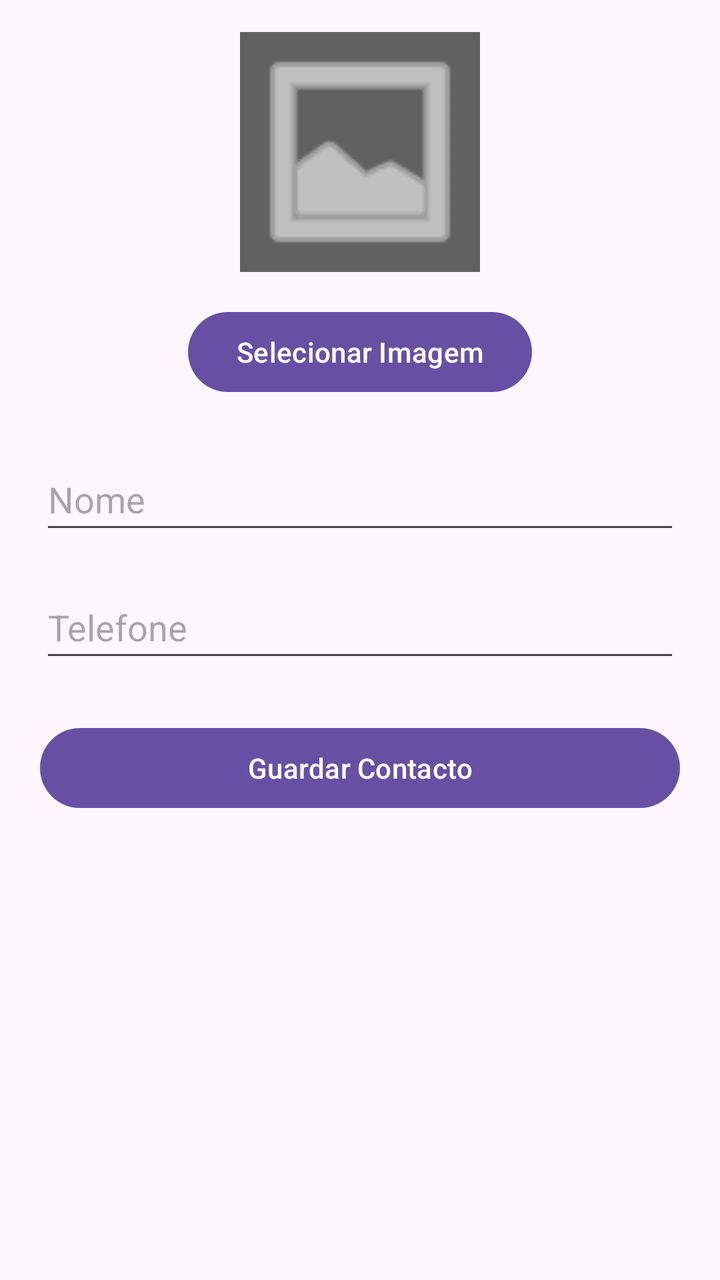
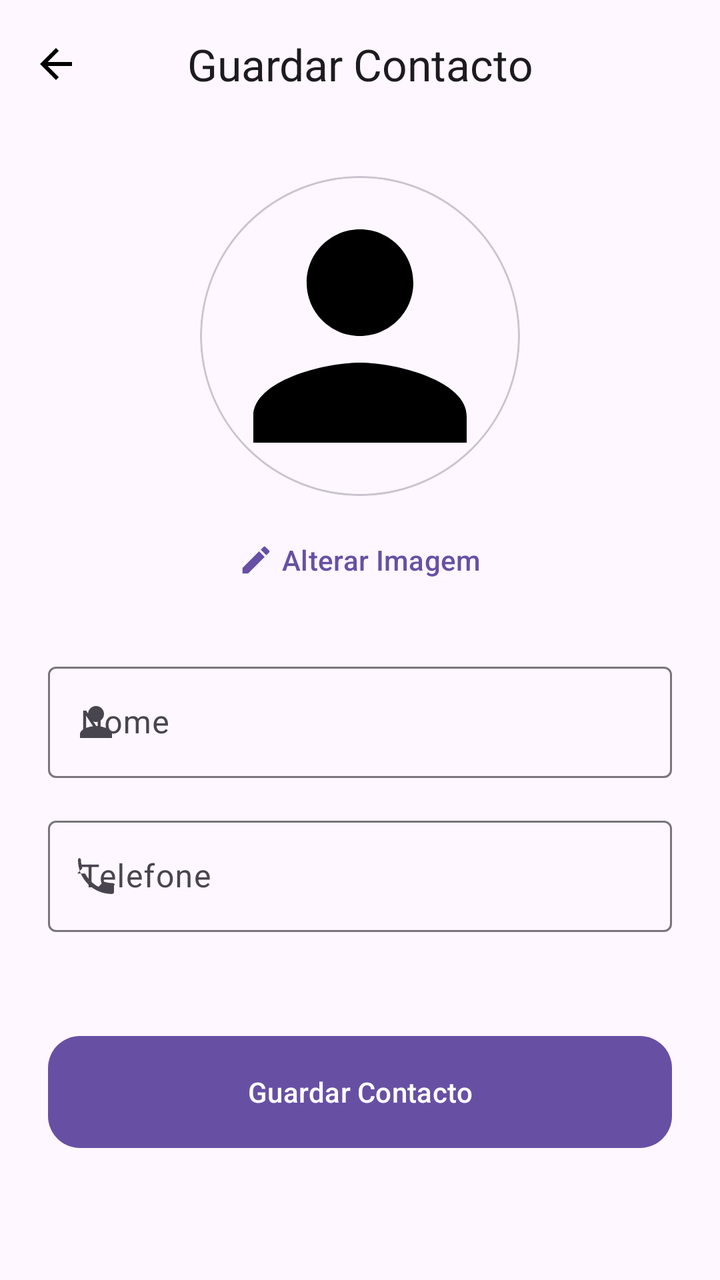

Screens rendered from an Android XML layout before and after an edit, with the pre-edit source and the edit as a unified diff.
<!-- AndroidManifest.xml: application theme Theme.ContactApp -->
<!-- res/layout/activity_add_edit_contact.xml -->
<?xml version="1.0" encoding="utf-8"?>
<LinearLayout xmlns:android="http://schemas.android.com/apk/res/android"
    xmlns:app="http://schemas.android.com/apk/res-auto"
    android:layout_width="match_parent"
    android:layout_height="match_parent"
    android:orientation="vertical"
    android:padding="16dp"
    android:gravity="center_horizontal">

    <ImageView
        android:id="@+id/imgAddContact"
        android:layout_width="120dp"
        android:layout_height="120dp"
        android:src="@android:drawable/ic_menu_gallery"
        android:background="@color/gray_placeholder"
        app:tint="@color/white"
        android:scaleType="centerCrop"
        android:contentDescription="@string/imagem_do_contacto"
        android:layout_marginBottom="16dp" />

    <Button
        android:id="@+id/btnSelectImage"
        android:layout_width="wrap_content"
        android:layout_height="wrap_content"
        android:text="@string/selecionar_imagem"
        android:layout_marginBottom="24dp" />

    <EditText
        android:id="@+id/editName"
        android:layout_width="320dp"
        android:layout_height="wrap_content"
        android:layout_marginBottom="16dp"
        android:autofillHints="name"
        android:hint="@string/nome"
        android:inputType="textPersonName"
        android:minHeight="48dp" />

    <EditText
        android:id="@+id/editPhone"
        android:layout_width="320dp"
        android:layout_height="wrap_content"
        android:layout_marginBottom="24dp"
        android:autofillHints="phone"
        android:hint="@string/telefone"
        android:inputType="phone"
        android:minHeight="48dp" />

    <Button
        android:id="@+id/btnSave"
        android:layout_width="320dp"
        android:layout_height="wrap_content"
        android:text="@string/guardar_contacto" />

</LinearLayout>
<!-- resources referenced by this layout -->
<resources>
  <color name="gray_placeholder">#FF616161</color>
  <color name="white">#FFFFFFFF</color>
  <string name="imagem_do_contacto">Imagem do contacto</string>
  <string name="selecionar_imagem">Selecionar Imagem</string>
  <style name="Base.Theme.ContactApp" parent="Theme.Material3.DayNight.NoActionBar">
          
      </style>
  <!-- unchanged entries left out for length: 4 -->
</resources>

<!-- the commit's change to res/layout/activity_add_edit_contact.xml (unified diff, before → after) -->
@@ -1,54 +1,110 @@
 <?xml version="1.0" encoding="utf-8"?>
-<LinearLayout xmlns:android="http://schemas.android.com/apk/res/android"
+<androidx.coordinatorlayout.widget.CoordinatorLayout xmlns:android="http://schemas.android.com/apk/res/android"
     xmlns:app="http://schemas.android.com/apk/res-auto"
+    xmlns:tools="http://schemas.android.com/tools"
     android:layout_width="match_parent"
     android:layout_height="match_parent"
-    android:orientation="vertical"
-    android:padding="16dp"
-    android:gravity="center_horizontal">
+    android:fitsSystemWindows="true"
+    tools:context=".AddEditContactActivity">
 
-    <ImageView
-        android:id="@+id/imgAddContact"
-        android:layout_width="120dp"
-        android:layout_height="120dp"
-        android:src="@android:drawable/ic_menu_gallery"
-        android:background="@color/gray_placeholder"
-        app:tint="@color/white"
-        android:scaleType="centerCrop"
-        android:contentDescription="@string/imagem_do_contacto"
-        android:layout_marginBottom="16dp" />
+    <com.google.android.material.appbar.AppBarLayout
+        android:layout_width="match_parent"
+        android:layout_height="wrap_content"
+        android:background="@android:color/transparent"
+        app:elevation="0dp">
 
-    <Button
-        android:id="@+id/btnSelectImage"
-        android:layout_width="wrap_content"
-        android:layout_height="wrap_content"
-        android:text="@string/selecionar_imagem"
-        android:layout_marginBottom="24dp" />
+        <com.google.android.material.appbar.MaterialToolbar
+            android:id="@+id/toolbar"
+            android:layout_width="match_parent"
+            android:layout_height="?attr/actionBarSize"
+            app:navigationIcon="@drawable/ic_back"
+            app:title="@string/guardar_contacto"
+            app:titleCentered="true"
+            app:titleTextAppearance="@style/TextAppearance.Material3.TitleLarge" />
 
-    <EditText
-        android:id="@+id/editName"
-        android:layout_width="320dp"
-        android:layout_height="wrap_content"
-        android:layout_marginBottom="16dp"
-        android:autofillHints="name"
-        android:hint="@string/nome"
-        android:inputType="textPersonName"
-        android:minHeight="48dp" />
+    </com.google.android.material.appbar.AppBarLayout>
 
-    <EditText
-        android:id="@+id/editPhone"
-        android:layout_width="320dp"
-        android:layout_height="wrap_content"
-        android:layout_marginBottom="24dp"
-        android:autofillHints="phone"
-        android:hint="@string/telefone"
-        android:inputType="phone"
-        android:minHeight="48dp" />
+    <androidx.core.widget.NestedScrollView
+        android:layout_width="match_parent"
+        android:layout_height="match_parent"
+        app:layout_behavior="@string/appbar_scrolling_view_behavior">
 
-    <Button
-        android:id="@+id/btnSave"
-        android:layout_width="320dp"
-        android:layout_height="wrap_content"
-        android:text="@string/guardar_contacto" />
+        <LinearLayout
+            android:layout_width="match_parent"
+            android:layout_height="wrap_content"
+            android:gravity="center_horizontal"
+            android:orientation="vertical"
+            android:padding="24dp">
 
-</LinearLayout>
+            <com.google.android.material.card.MaterialCardView
+                android:layout_width="160dp"
+                android:layout_height="160dp"
+                app:cardCornerRadius="80dp"
+                app:cardElevation="0dp"
+                app:strokeColor="?attr/colorOutlineVariant"
+                app:strokeWidth="1dp">
+
+                <com.google.android.material.imageview.ShapeableImageView
+                    android:id="@+id/imgAddContact"
+                    android:layout_width="match_parent"
+                    android:layout_height="match_parent"
+                    android:scaleType="centerCrop"
+                    android:src="@drawable/ic_person"
+                    app:shapeAppearanceOverlay="@style/ShapeAppearance.Circle" />
+
+            </com.google.android.material.card.MaterialCardView>
+
+            <com.google.android.material.button.MaterialButton
+                android:id="@+id/btnSelectImage"
+                style="@style/Widget.Material3.Button.TextButton"
+                android:layout_width="wrap_content"
+                android:layout_height="wrap_content"
+                android:layout_marginTop="8dp"
+                android:text="@string/alterar_imagem"
+                app:icon="@drawable/ic_edit" />
+
+            <com.google.android.material.textfield.TextInputLayout
+                style="@style/Widget.Material3.TextInputLayout.OutlinedBox"
+                android:layout_width="match_parent"
+                android:layout_height="wrap_content"
+                android:layout_marginTop="24dp"
+                android:hint="@string/nome"
+                app:startIconDrawable="@drawable/ic_person">
+
+                <com.google.android.material.textfield.TextInputEditText
+                    android:id="@+id/editName"
+                    android:layout_width="match_parent"
+                    android:layout_height="wrap_content"
+                    android:inputType="textPersonName" />
+
+            </com.google.android.material.textfield.TextInputLayout>
+
+            <com.google.android.material.textfield.TextInputLayout
+                style="@style/Widget.Material3.TextInputLayout.OutlinedBox"
+                android:layout_width="match_parent"
+                android:layout_height="wrap_content"
+                android:layout_marginTop="16dp"
+                android:hint="@string/telefone"
+                app:startIconDrawable="@drawable/ic_phone">
+
+                <com.google.android.material.textfield.TextInputEditText
+                    android:id="@+id/editPhone"
+                    android:layout_width="match_parent"
+                    android:layout_height="wrap_content"
+                    android:inputType="phone" />
+
+            </com.google.android.material.textfield.TextInputLayout>
+
+            <com.google.android.material.button.MaterialButton
+                android:id="@+id/btnSave"
+                android:layout_width="match_parent"
+                android:layout_height="64dp"
+                android:layout_marginTop="48dp"
+                android:text="@string/guardar_contacto"
+                app:cornerRadius="16dp" />
+
+        </LinearLayout>
+
+    </androidx.core.widget.NestedScrollView>
+
+</androidx.coordinatorlayout.widget.CoordinatorLayout>
<!-- resource entries referenced after the edit -->
@@ -1,12 +1,105 @@
 <!-- resources referenced by this layout -->
 <resources>
-  <color name="gray_placeholder">#FF616161</color>
-  <color name="white">#FFFFFFFF</color>
-  <string name="imagem_do_contacto">Imagem do contacto</string>
-  <string name="selecionar_imagem">Selecionar Imagem</string>
+  <!-- drawable ic_back (drawable) -->
+  <vector xmlns:android="http://schemas.android.com/apk/res/android"
+      android:width="24dp"
+      android:height="24dp"
+      android:viewportWidth="24"
+      android:viewportHeight="24">
+      <path
+          android:fillColor="#000000"
+          android:pathData="M20,11H7.83l5.59,-5.59L12,4l-8,8 8,8 1.41,-1.41L7.83,13H20v-2z" />
+  </vector>
+  <!-- drawable ic_edit (drawable) -->
+  <vector xmlns:android="http://schemas.android.com/apk/res/android"
+      android:width="24dp"
+      android:height="24dp"
+      android:viewportWidth="24"
+      android:viewportHeight="24">
+      <path
+          android:fillColor="#000000"
+          android:pathData="M3,17.25V21h3.75L17.81,9.94l-3.75,-3.75L3,17.25zM20.71,7.04c0.39,-0.39 0.39,-1.02 0,-1.41l-2.34,-2.34c-0.39,-0.39 -1.02,-0.39 -1.41,0l-1.83,1.83 3.75,3.75 1.83,-1.83z" />
+  </vector>
+  <!-- drawable ic_person (drawable) -->
+  <vector xmlns:android="http://schemas.android.com/apk/res/android"
+      android:width="24dp"
+      android:height="24dp"
+      android:viewportWidth="24"
+      android:viewportHeight="24">
+      <path
+          android:fillColor="#000000"
+          android:pathData="M12,12c2.21,0 4,-1.79 4,-4s-1.79,-4 -4,-4 -4,1.79 -4,4 1.79,4 4,4zM12,14c-2.67,0 -8,1.34 -8,4v2h16v-2c0,-2.66 -5.33,-4 -8,-4z" />
+  </vector>
+  <!-- drawable ic_phone (drawable) -->
+  <vector xmlns:android="http://schemas.android.com/apk/res/android"
+      android:width="24dp"
+      android:height="24dp"
+      android:viewportWidth="24"
+      android:viewportHeight="24">
+      <path
+          android:fillColor="#000000"
+          android:pathData="M6.62,10.79c1.44,2.83 3.76,5.14 6.59,6.59l2.2,-2.2c0.27,-0.27 0.67,-0.36 1.02,-0.24 1.12,0.37 2.33,0.57 3.57,0.57 0.55,0 1,0.45 1,1V20c0,0.55 -0.45,1 -1,1 -9.39,0 -17,-7.61 -17,-17 0,-0.55 0.45,-1 1,-1H3.5c0.55,0 1,0.45 1,1 0,1.25 0.2,2.45 0.57,3.57 0.11,0.35 0.03,0.75 -0.25,1.02l-2.2,2.2z" />
+  </vector>
+  <string name="alterar_imagem">Alterar Imagem</string>
+  <style name="ShapeAppearance.Circle" parent="">
+          <item name="cornerFamily">rounded</item>
+          <item name="cornerSize">50%</item>
+      </style>
   <style name="Base.Theme.ContactApp" parent="Theme.Material3.DayNight.NoActionBar">
           
+          <item name="colorPrimary">@color/primary</item>
+          <item name="colorOnPrimary">@color/onPrimary</item>
+          <item name="colorPrimaryContainer">@color/primaryContainer</item>
+          <item name="colorOnPrimaryContainer">@color/onPrimaryContainer</item>
+  
+          <item name="colorSecondary">@color/secondary</item>
+          <item name="colorOnSecondary">@color/onSecondary</item>
+          <item name="colorSecondaryContainer">@color/secondaryContainer</item>
+          <item name="colorOnSecondaryContainer">@color/onSecondaryContainer</item>
+  
+          <item name="colorTertiary">@color/tertiary</item>
+          <item name="colorOnTertiary">@color/onTertiary</item>
+          <item name="colorTertiaryContainer">@color/tertiaryContainer</item>
+          <item name="colorOnTertiaryContainer">@color/onTertiaryContainer</item>
+  
+          <item name="colorError">@color/error</item>
+          <item name="colorOnError">@color/onError</item>
+          <item name="colorErrorContainer">@color/errorContainer</item>
+          <item name="colorOnErrorContainer">@color/onErrorContainer</item>
+  
+          <item name="android:windowBackground">@color/background</item>
+          <item name="colorSurface">@color/surface</item>
+          <item name="colorOnSurface">@color/onSurface</item>
+          <item name="colorSurfaceVariant">@color/surfaceVariant</item>
+          <item name="colorOnSurfaceVariant">@color/onSurfaceVariant</item>
+          <item name="colorOutline">@color/outline</item>
+  
+          
+          <item name="android:statusBarColor">@android:color/transparent</item>
+          <item name="android:windowLightStatusBar">true</item>
       </style>
+  <color name="primary">#6750A4</color>
+  <color name="onPrimary">#FFFFFF</color>
+  <color name="primaryContainer">#EADDFF</color>
+  <color name="onPrimaryContainer">#21005D</color>
+  <color name="secondary">#625B71</color>
+  <color name="onSecondary">#FFFFFF</color>
+  <color name="secondaryContainer">#E8DEF8</color>
+  <color name="onSecondaryContainer">#1D192B</color>
+  <color name="tertiary">#7D5260</color>
+  <color name="onTertiary">#FFFFFF</color>
+  <color name="tertiaryContainer">#FFD8E4</color>
+  <color name="onTertiaryContainer">#31111D</color>
+  <color name="error">#B3261E</color>
+  <color name="onError">#FFFFFF</color>
+  <color name="errorContainer">#F9DEDC</color>
+  <color name="onErrorContainer">#410E0B</color>
+  <color name="background">#FEF7FF</color>
+  <color name="surface">#FEF7FF</color>
+  <color name="onSurface">#1D1B20</color>
+  <color name="surfaceVariant">#E7E0EC</color>
+  <color name="onSurfaceVariant">#49454F</color>
+  <color name="outline">#79747E</color>
   <!-- unchanged entries left out for length: 4 -->
 </resources>
 
